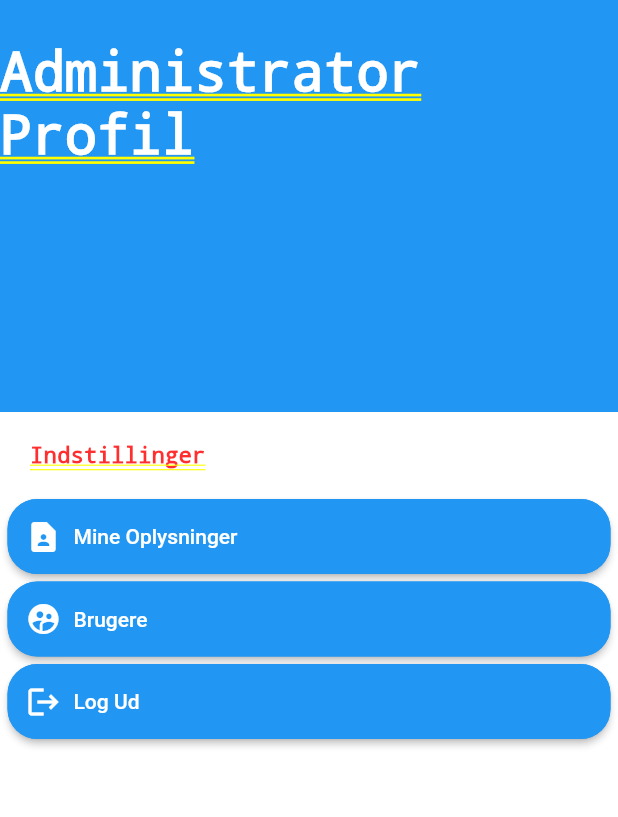
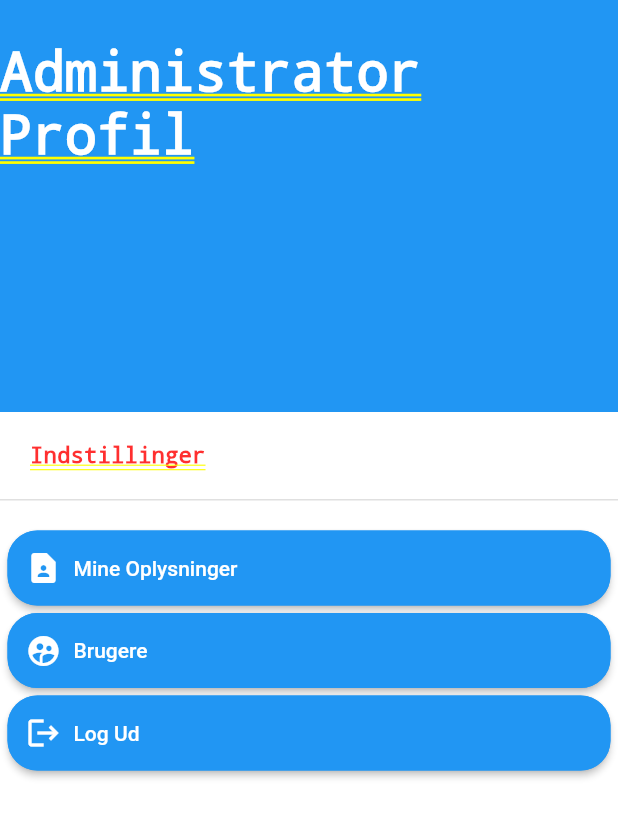
Before and after one commit to ammarOdin/odinvikar, a Flutter app: the AdminSettingsScreen screen opened directly, on a phone screen of 412 x 824 dp. Shown: the top 817 px of the screen. Run offline on Flutter 3.47's test engine with Material 2 defaults, Android fonts, the phone set to English and light mode, and no system bars; our stand-ins replace cloud_firestore, cloud_functions, firebase_auth, firebase_core, shared_preferences, sliding_sheet and 3 more; missing offline and left inert: onboarding, syncfusion_localizations, week_of_year; accounts and stored records are empty.

Commit message:
Rounded nav bar admin screens hotfix

```diff
--- a/lib/admin/admin_settings_screen.dart
+++ b/lib/admin/admin_settings_screen.dart
@@ -294,10 +294,12 @@ class _State extends State<AdminSettingsScreen> {
         Container(padding: const EdgeInsets.only(top: 10, bottom: 20, left: 20),
           child: const Text("Indstillinger",
             style: TextStyle(fontSize: 15, fontWeight: FontWeight.bold),),),
+        const Divider(thickness: 1, height: 1),
+
         Container(
           height: 50,
           width: 150,
-          margin: const EdgeInsets.only(bottom: 5, left: 5, right: 5),
+          margin: const EdgeInsets.only(bottom: 5, left: 5, right: 5, top: 20),
           //padding: EdgeInsets.only(left: MediaQuery.of(context).size.width / 10, right: MediaQuery.of(context).size.width / 10, bottom: MediaQuery.of(context).size.height / 40),
           child: ElevatedButton.icon(onPressed: () {showContactInfo();}, icon: const Icon(Icons.contact_page, color: Colors.white,), label: const Align(alignment: Alignment.centerLeft, child: Text("Mine Oplysninger", style: TextStyle(color: Colors.white),)),style: ButtonStyle(shape: MaterialStateProperty.all(
               RoundedRectangleBorder(
--- a/lib/main_screens/settings_screen.dart
+++ b/lib/main_screens/settings_screen.dart
@@ -181,6 +181,7 @@ class _State extends State<SettingsScreen> {
         Container(padding: const EdgeInsets.only(top: 10, bottom: 20, left: 20),
           child: const Text("Indstillinger",
             style: TextStyle(fontSize: 15, fontWeight: FontWeight.bold),),),
+
         const Divider(thickness: 1, height: 1),
 
         Container(
```
